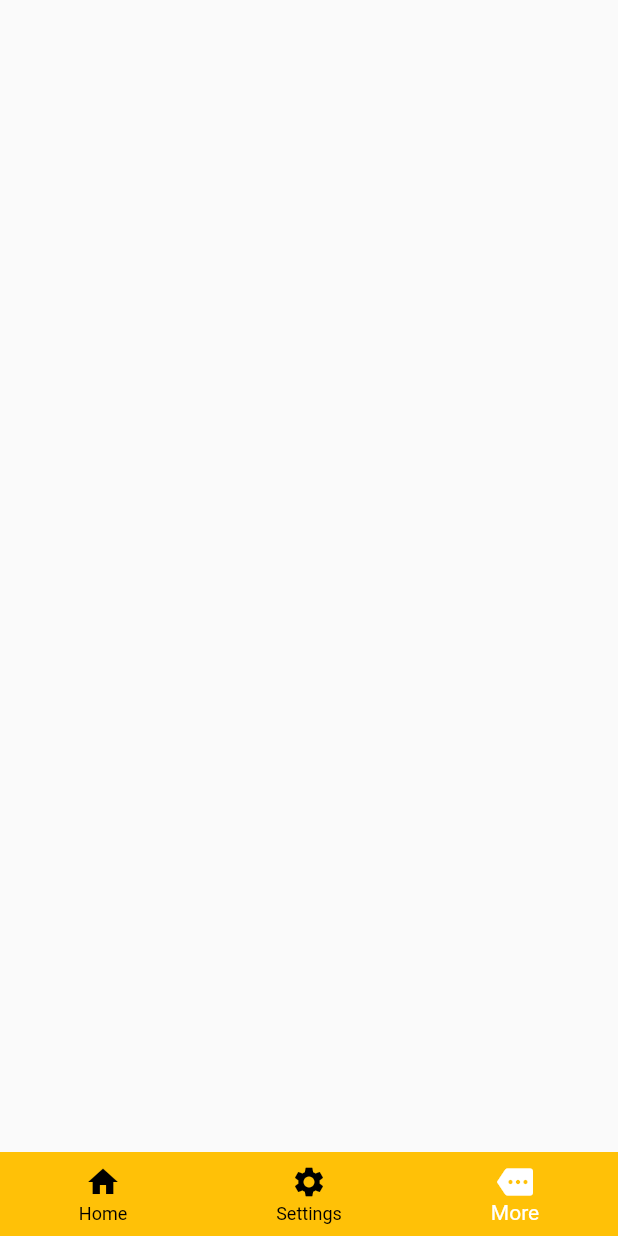
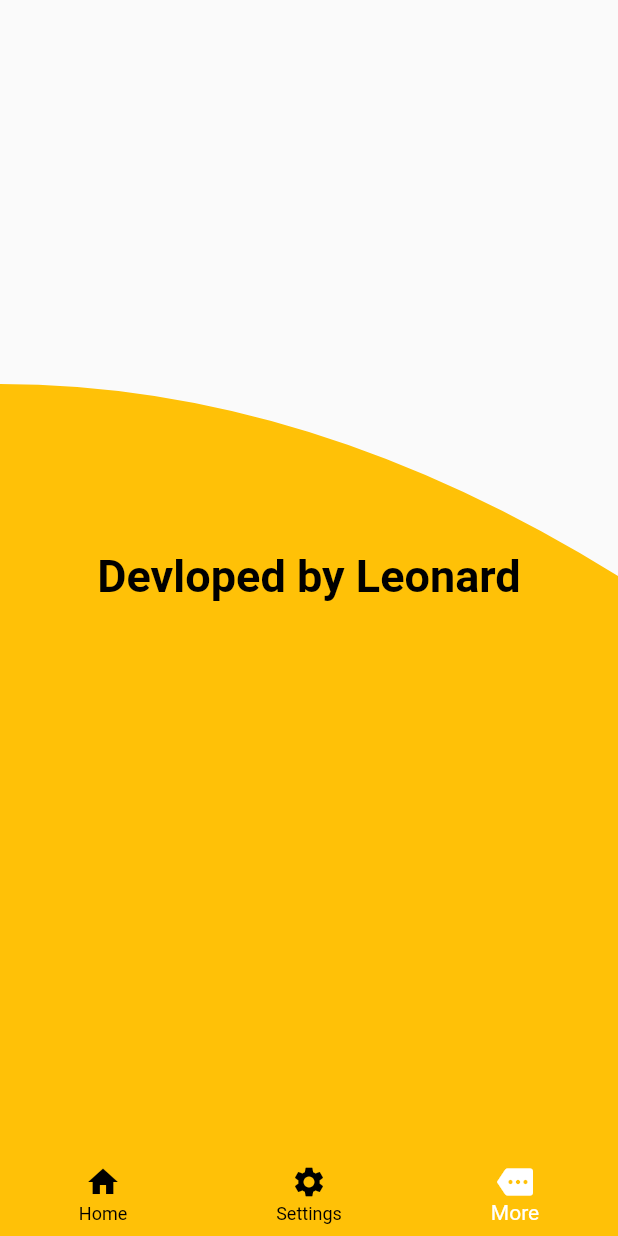
Before and after one commit to CodeRebirth/accountingapp, a Flutter app: the NavPage screen opened by its route, item 3 of the bottom bar chosen, on a phone screen of 412 x 824 dp. Run offline on Flutter 3.47's test engine with Material 2 defaults, Android fonts, the phone set to English and light mode, and no system bars; Roboto replaces fonts that are missing (Georgia, Philoshoper).

Commit message:
added more

```diff
--- a/lib/screens/more.dart
+++ b/lib/screens/more.dart
@@ -1,10 +1,15 @@
 import 'package:flutter/material.dart';
+import '../widgets/emptyClipper.dart';
 
 class More extends StatelessWidget {
   @override
   Widget build(BuildContext context) {
-    return Container(
-
+    return ClipPath(
+        clipper: MoreClipper(),
+        child: Container(
+        color: Colors.amber,
+        child:Center(child:Text("Devloped by Leonard",style:TextStyle(color: Colors.black,fontWeight: FontWeight.bold,fontSize:30,fontFamily:"Philoshoper"),) ,)
+      ),
     );
   }
 }
--- a/lib/screens/welcome.dart
+++ b/lib/screens/welcome.dart
@@ -34,7 +34,7 @@ class _WelcomeState extends State<Welcome> with TickerProviderStateMixin{
   Widget build(BuildContext context) {
     return Scaffold(
     floatingActionButton:  Container(height:70,width:70,child: FloatingActionButton(backgroundColor: Colors.black,child:Icon(Icons.arrow_right,size:50),onPressed: (){
-      Navigator.of(context).pushNamed("navpage");
+      Navigator.of(context).pushNamed("navpage",);
     },)),
     floatingActionButtonLocation: FloatingActionButtonLocation.centerFloat,
     body:Stack(
--- a/lib/widgets/emptyClipper.dart
+++ b/lib/widgets/emptyClipper.dart
@@ -18,6 +18,27 @@ class EmptyClipper extends CustomClipper<Path>{
     @override
     bool shouldReclip(covariant CustomClipper<Path> oldClipper) {
     return false;
+  }}
+  class MoreClipper extends CustomClipper<Path>{
+  @override
+  Path getClip(Size size) {
+      Path path = new Path();
+      path.moveTo(0.0, size.height);
+      path.lineTo(0.0, size.height/3);
+      var firstpoint = Offset(0.0,size.height/3);
+      var controlpoint = Offset(size.width/2,size.height/3);
+      var endpoint = Offset(size.width,size.height/2);
+      path.quadraticBezierTo(controlpoint.dx, controlpoint.dy, firstpoint.dx,firstpoint.dy);
+      path.quadraticBezierTo(controlpoint.dx, controlpoint.dy, endpoint.dx, endpoint.dy);
+      path.lineTo(size.width, size.height/3);
+      path.lineTo(size.width,size.height);
+      path.close();
+      return path;
+    }
+
+    @override
+    bool shouldReclip(covariant CustomClipper<Path> oldClipper) {
+    return false;
   }
 
-}
+  }
```
